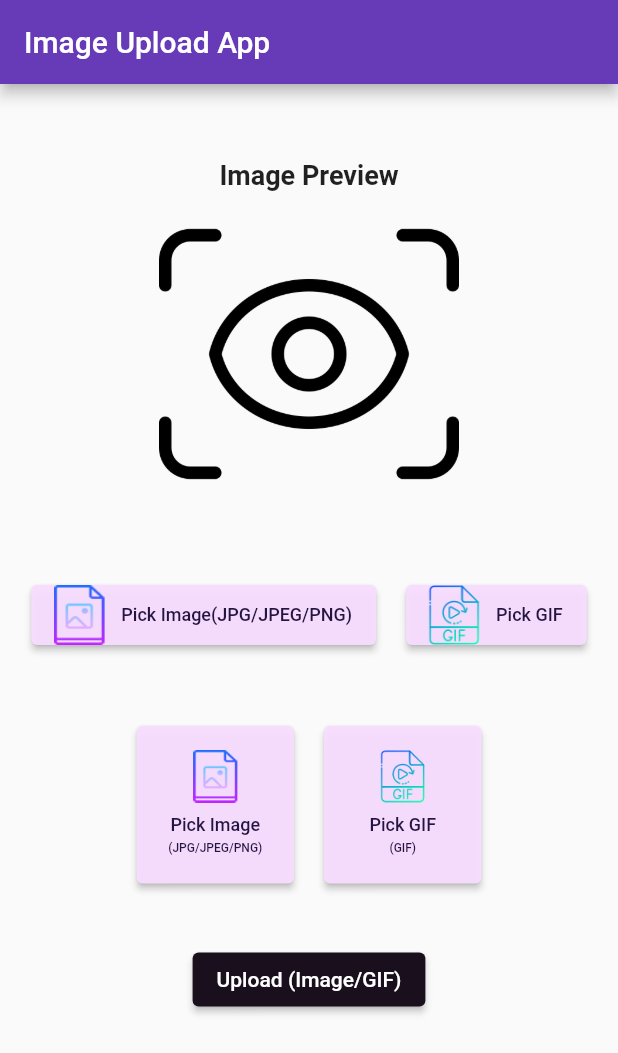
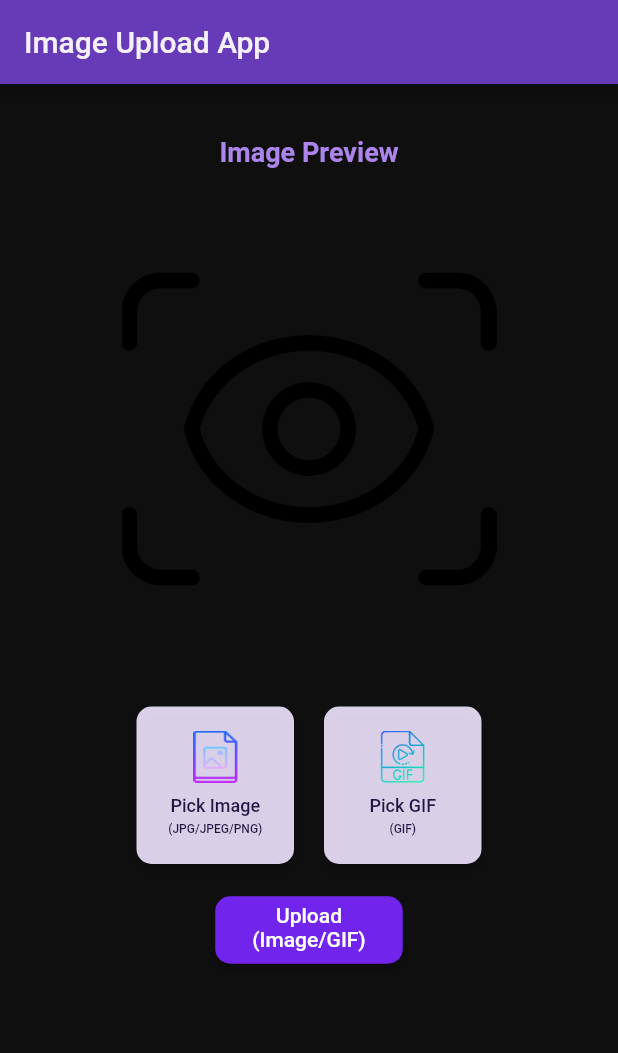
Before and after one commit to vinz3y/image-upload-app, a Flutter app: the screen it shows after launch, on a phone screen of 412 x 824 dp. Shown: the top 1053 px of the screen. Run offline on Flutter 3.47's test engine with Material 2 defaults, Android fonts, the phone set to English and light mode, and no system bars; our stand-ins replace image_picker.

Commit message:
New UI Design updated

```diff
--- a/lib/file_upload.dart
+++ b/lib/file_upload.dart
@@ -40,10 +40,10 @@ class _ImageUploadPageState extends State<ImageUploadPage> {
 
       if (response.statusCode == 200) {
         // Image uploaded successfully
-        print('Image uploaded successfully');
+        print('Image/GIF uploaded successfully');
       } else {
         // Error uploading image
-        print('Error uploading image');
+        print('Error uploading Image/GIF');
       }
     }
   }
@@ -51,96 +51,52 @@ class _ImageUploadPageState extends State<ImageUploadPage> {
   @override
   Widget build(BuildContext context) {
     return Scaffold(
+      backgroundColor: Color.fromRGBO(15, 15, 15, 1),
       appBar: AppBar(
-        title: Text('Image Upload App'),
+        title: Text('Image Upload App',
+            style: TextStyle(color: Color.fromARGB(235, 255, 255, 255))),
       ),
       body: Center(
         child: Column(
           mainAxisAlignment: MainAxisAlignment.start,
           children: <Widget>[
             SizedBox(
-              width: 150,
-              height: 50,
+              width: 100,
+              height: 35,
             ),
             SizedBox(
-                width: 200,
                 height: 30,
                 child: Container(
+                  height: 300,
+                  width: 300,
                   alignment: Alignment.topCenter,
                   child: Text(
                     "Image Preview",
                     style: TextStyle(
-                      fontSize: 18, // Set the font size
-                      fontWeight: FontWeight.bold,
-                    ),
+                        fontSize: 18, // Set the font size
+                        fontWeight: FontWeight.bold,
+                        color: Color.fromARGB(235, 185, 142, 255)),
                   ),
                 )),
+            SizedBox(
+              height: 40,
+            ),
             (_imageFile != null)
                 ? Image.file(
                     _imageFile!,
-                    height: 200,
-                    width: 200,
+                    height: 250,
+                    width: 250,
                     fit: BoxFit.contain,
                   )
                 : Image.asset(
                     'assets/icons/preview.png', // Path to default image asset
-                    height: 200,
-                    width: 200,
+                    height: 250,
+                    width: 250,
                     fit: BoxFit.cover,
                   ),
             SizedBox(
               width: 100,
-              height: 50,
-            ),
-            Row(
-              mainAxisAlignment: MainAxisAlignment.center,
-              children: [
-                ButtonTheme(
-                  minWidth: 200.0,
-                  height: 400.0,
-                  child: ElevatedButton.icon(
-                    onPressed: () => _pickImage(ImageSource.gallery),
-                    style: ElevatedButton.styleFrom(
-                      backgroundColor: Color.fromARGB(
-                          240, 248, 221, 255), // Background color
-                    ),
-                    label: Text(
-                      'Pick Image(JPG/JPEG/PNG)',
-                      style: TextStyle(
-                        color: const Color.fromARGB(
-                            255, 36, 20, 65), // Set the text color here
-                        fontSize: 12, // Set the font size
-                      ),
-                    ),
-                    icon: Image.asset('assets/icons/image.png',
-                        width: 40, height: 40),
-                  ),
-                ),
-                SizedBox(
-                  width: 20,
-                ),
-                ElevatedButton.icon(
-                  onPressed: () => _pickImage(ImageSource.gallery),
-                  style: ElevatedButton.styleFrom(
-                    backgroundColor:
-                        Color.fromARGB(240, 248, 221, 255), // Background color
-                  ),
-                  label: Text(
-                    'Pick GIF',
-                    style: TextStyle(
-                      color: const Color.fromARGB(
-                          255, 36, 20, 65), // Set the text color here
-                      fontSize: 12, // Set the font size
-                    ),
-                  ),
-                  icon: Image.asset('assets/icons/gif.png',
-                      width: 40, height: 40),
-                ),
-              ],
-            ),
-            SizedBox(
-              width: 100,
-              height: 50,
+              height: 60,
             ),
 
             //Changing Part
@@ -153,7 +109,11 @@ class _ImageUploadPageState extends State<ImageUploadPage> {
                   child: ElevatedButton(
                       onPressed: () => _pickImage(ImageSource.gallery),
                       style: ElevatedButton.styleFrom(
-                        backgroundColor: Color.fromARGB(240, 248, 221, 255),
+                        shape: RoundedRectangleBorder(
+                          borderRadius: BorderRadius.circular(
+                              10), // Set the border radius
+                        ),
+                        backgroundColor: Color.fromARGB(235, 235, 225, 250),
                         padding: EdgeInsets.all(
                             16), // Set padding around the content
                       ),
@@ -193,7 +153,11 @@ class _ImageUploadPageState extends State<ImageUploadPage> {
                   child: ElevatedButton(
                       onPressed: () => _pickImage(ImageSource.gallery),
                       style: ElevatedButton.styleFrom(
-                        backgroundColor: Color.fromARGB(240, 248, 221, 255),
+                        shape: RoundedRectangleBorder(
+                          borderRadius: BorderRadius.circular(
+                              10), // Set the border radius
+                        ),
+                        backgroundColor: Color.fromARGB(235, 235, 225, 250),
                         padding: EdgeInsets.all(
                             16), // Set padding around the content
                       ),
@@ -230,17 +194,23 @@ class _ImageUploadPageState extends State<ImageUploadPage> {
               width: 100,
               height: 20,
             ),
-            SizedBox(
-              width: 100,
-              height: 20,
-            ),
+
             ElevatedButton(
               onPressed: _uploadImage,
               style: ElevatedButton.styleFrom(
+                shape: RoundedRectangleBorder(
+                  borderRadius:
+                      BorderRadius.circular(10), // Set the border radius
+                ),
+                fixedSize: Size(125, 45),
                 backgroundColor:
-                    Color.fromARGB(255, 26, 15, 29), // Background color
+                    Color.fromARGB(235, 122, 39, 255), // Background color
               ),
-              child: Text('Upload (Image/GIF)'),
+              child: Column(children: [
+                SizedBox(height: 5),
+                Text('Upload'),
+                Text('(Image/GIF)')
+              ]),
             ),
           ],
         ),
```
